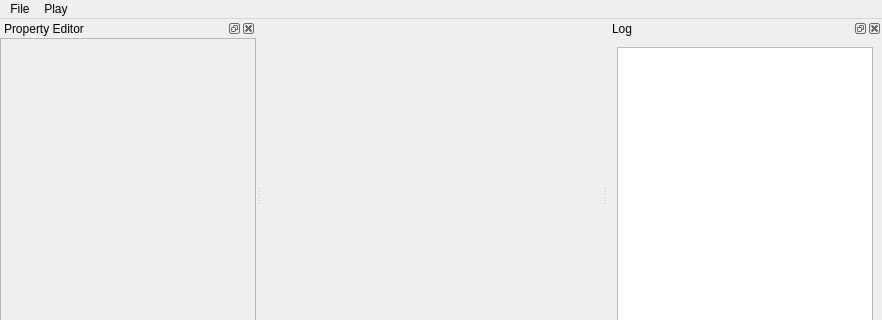
Above: utils/wpseditor/gui/ui/mainwindow.ui from Rockbox-Chinese-Community/Rockbox-RCC before the change; both pictures show x 0 to 882 and y 0 to 320 of the 882 by 669 pixel window. Below: the same form after it.
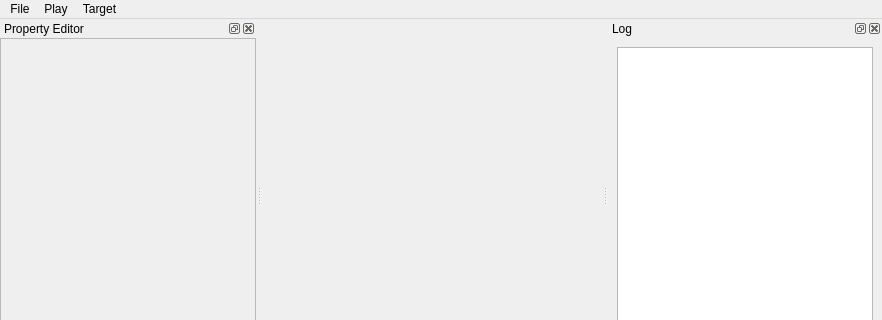
That is the form after the change. Custom widgets are drawn as their Qt base class.

Commit message: WpsEditor: commit FS#9344 by Rostislav Chekan - multitarget support (only colour targets for now)

What changed in the file:
```diff
--- a/utils/wpseditor/gui/ui/mainwindow.ui
+++ b/utils/wpseditor/gui/ui/mainwindow.ui
@@ -28,7 +28,7 @@
      <x>0</x>
      <y>0</y>
      <width>882</width>
-     <height>21</height>
+     <height>19</height>
     </rect>
    </property>
    <widget class="QMenu" name="menuFile" >
@@ -48,8 +48,14 @@
      <string>Play</string>
     </property>
    </widget>
+   <widget class="QMenu" name="menuTarget" >
+    <property name="title" >
+     <string>Target</string>
+    </property>
+   </widget>
    <addaction name="menuFile" />
    <addaction name="menuPlay" />
+   <addaction name="menuTarget" />
   </widget>
   <widget class="QStatusBar" name="statusbar" >
    <property name="geometry" >
```
Left out of the diff: 32 changed lines with no effect on the pictures. The commit also changes 25 other files.
